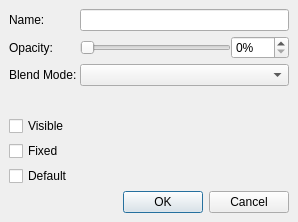
The window that src/desktop/ui/layerproperties.ui (drawpile/Drawpile) describes before a commit, drawn with Qt 5.
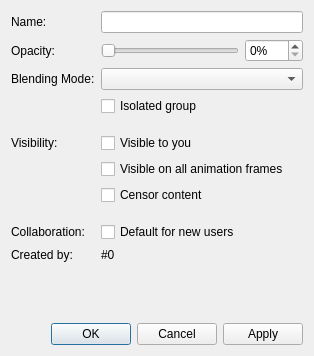
The same window after the commit.

Patch:
```diff
--- a/src/desktop/ui/layerproperties.ui
+++ b/src/desktop/ui/layerproperties.ui
@@ -9,40 +9,14 @@
    <rect>
     <x>0</x>
     <y>0</y>
-    <width>298</width>
-    <height>222</height>
+    <width>314</width>
+    <height>356</height>
    </rect>
   </property>
   <property name="windowTitle">
    <string>Layer Properties</string>
   </property>
-  <layout class="QVBoxLayout" name="verticalLayout">
-   <property name="spacing">
-    <number>5</number>
-   </property>
-   <property name="leftMargin">
-    <number>9</number>
-   </property>
-   <property name="topMargin">
-    <number>9</number>
-   </property>
-   <property name="rightMargin">
-    <number>9</number>
-   </property>
-   <property name="bottomMargin">
-    <number>9</number>
-   </property>
-   <item>
     <layout class="QFormLayout" name="formLayout">
-     <property name="fieldGrowthPolicy">
-      <enum>QFormLayout::AllNonFixedFieldsGrow</enum>
-     </property>
-     <property name="horizontalSpacing">
-      <number>3</number>
-     </property>
-     <property name="verticalSpacing">
-      <number>5</number>
-     </property>
      <item row="0" column="0">
       <widget class="QLabel" name="titleLabel">
        <property name="text">
@@ -53,14 +27,14 @@
      <item row="0" column="1">
       <widget class="QLineEdit" name="title"/>
      </item>
-     <item row="1" column="0">
+   <item row="2" column="0">
       <widget class="QLabel" name="opacityLabel">
        <property name="text">
         <string>Opacity:</string>
        </property>
       </widget>
      </item>
-     <item row="1" column="1">
+   <item row="2" column="1">
       <layout class="QHBoxLayout" name="horizontalLayout">
        <item>
         <widget class="QSlider" name="opacitySlider">
@@ -84,43 +58,131 @@
        </item>
       </layout>
      </item>
-     <item row="2" column="0">
+   <item row="4" column="0">
       <widget class="QLabel" name="blendModeLabel">
        <property name="text">
-        <string>Blend Mode:</string>
+      <string>Blending Mode:</string>
        </property>
       </widget>
      </item>
-     <item row="2" column="1">
+   <item row="4" column="1">
       <widget class="QComboBox" name="blendMode"/>
      </item>
-    </layout>
+   <item row="6" column="1">
+    <widget class="QCheckBox" name="isolated">
+     <property name="text">
+      <string>Isolated group</string>
+     </property>
+    </widget>
    </item>
-   <item>
+   <item row="14" column="0">
+    <widget class="QLabel" name="label_3">
+     <property name="text">
+      <string>Created by:</string>
+     </property>
+    </widget>
+   </item>
+   <item row="17" column="0" colspan="2">
+    <widget class="QDialogButtonBox" name="buttonBox">
+     <property name="standardButtons">
+      <set>QDialogButtonBox::Apply|QDialogButtonBox::Cancel|QDialogButtonBox::Ok</set>
+     </property>
+    </widget>
+   </item>
+   <item row="14" column="1">
+    <widget class="QLabel" name="createdBy">
+     <property name="text">
+      <string notr="true">#0</string>
+     </property>
+     <property name="textFormat">
+      <enum>Qt::PlainText</enum>
+     </property>
+    </widget>
+   </item>
+   <item row="8" column="1">
     <widget class="QCheckBox" name="visible">
      <property name="text">
-      <string>Visible</string>
+      <string>Visible to you</string>
      </property>
     </widget>
    </item>
-   <item>
+   <item row="9" column="1">
     <widget class="QCheckBox" name="fixed">
      <property name="text">
-      <string>Fixed</string>
+      <string>Visible on all animation frames</string>
      </property>
     </widget>
    </item>
-   <item>
+   <item row="12" column="0">
+    <widget class="QLabel" name="label_2">
+     <property name="text">
+      <string>Collaboration:</string>
+     </property>
+    </widget>
+   </item>
+   <item row="12" column="1">
     <widget class="QCheckBox" name="defaultLayer">
      <property name="text">
-      <string>Default</string>
+      <string>Default for new users</string>
      </property>
     </widget>
    </item>
-   <item>
-    <widget class="QDialogButtonBox" name="buttonBox">
-     <property name="standardButtons">
-      <set>QDialogButtonBox::Cancel|QDialogButtonBox::Ok</set>
+   <item row="8" column="0">
+    <widget class="QLabel" name="label">
+     <property name="text">
+      <string>Visibility:</string>
+     </property>
+    </widget>
+   </item>
+   <item row="7" column="1">
+    <spacer name="verticalSpacer">
+     <property name="orientation">
+      <enum>Qt::Vertical</enum>
+     </property>
+     <property name="sizeType">
+      <enum>QSizePolicy::Fixed</enum>
+     </property>
+     <property name="sizeHint" stdset="0">
+      <size>
+       <width>20</width>
+       <height>5</height>
+      </size>
+     </property>
+    </spacer>
+   </item>
+   <item row="11" column="1">
+    <spacer name="verticalSpacer_2">
+     <property name="orientation">
+      <enum>Qt::Vertical</enum>
+     </property>
+     <property name="sizeType">
+      <enum>QSizePolicy::Fixed</enum>
+     </property>
+     <property name="sizeHint" stdset="0">
+      <size>
+       <width>20</width>
+       <height>5</height>
+      </size>
+     </property>
+    </spacer>
+   </item>
+   <item row="16" column="0">
+    <spacer name="verticalSpacer_3">
+     <property name="orientation">
+      <enum>Qt::Vertical</enum>
+     </property>
+     <property name="sizeHint" stdset="0">
+      <size>
+       <width>20</width>
+       <height>5</height>
+      </size>
+     </property>
+    </spacer>
+   </item>
+   <item row="10" column="1">
+    <widget class="QCheckBox" name="censored">
+     <property name="text">
+      <string>Censor content</string>
      </property>
     </widget>
    </item>
```
Left out of the diff: 32 changed lines with no effect on the pictures. Lines whose indentation alone changed are shown as unchanged.
